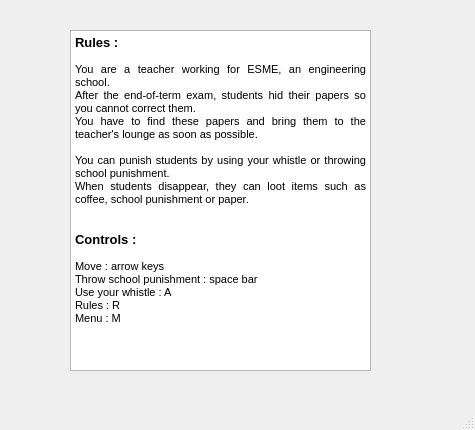
Old version of the form 2I_project/rules.ui in the repository Ambrelux/QtGame.
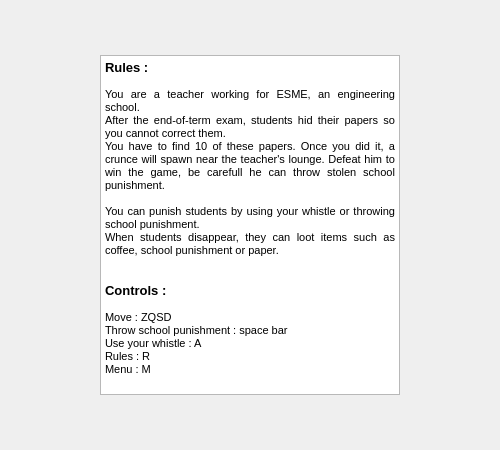
New version of the form.

Commit message: add boss collision, sounds, end game screen

Patch:
```diff
--- a/2I_project/rules.ui
+++ b/2I_project/rules.ui
@@ -6,8 +6,8 @@
    <rect>
     <x>0</x>
     <y>0</y>
-    <width>475</width>
-    <height>430</height>
+    <width>500</width>
+    <height>450</height>
    </rect>
   </property>
   <property name="windowTitle">
@@ -17,10 +17,10 @@
    <widget class="QTextBrowser" name="textBrowser">
     <property name="geometry">
      <rect>
-      <x>70</x>
-      <y>30</y>
-      <width>301</width>
-      <height>341</height>
+      <x>100</x>
+      <y>55</y>
+      <width>300</width>
+      <height>340</height>
      </rect>
     </property>
     <property name="html">
@@ -32,7 +32,7 @@
 &lt;p align=&quot;justify&quot; style=&quot;-qt-paragraph-type:empty; margin-top:0px; margin-bottom:0px; margin-left:0px; margin-right:0px; -qt-block-indent:0; text-indent:0px;&quot;&gt;&lt;br /&gt;&lt;/p&gt;
 &lt;p align=&quot;justify&quot; style=&quot; margin-top:0px; margin-bottom:0px; margin-left:0px; margin-right:0px; -qt-block-indent:0; text-indent:0px;&quot;&gt;You are a teacher working for ESME, an engineering school.&lt;/p&gt;
 &lt;p align=&quot;justify&quot; style=&quot; margin-top:0px; margin-bottom:0px; margin-left:0px; margin-right:0px; -qt-block-indent:0; text-indent:0px;&quot;&gt;After the end-of-term exam, students hid their papers so you cannot correct them.&lt;/p&gt;
-&lt;p align=&quot;justify&quot; style=&quot; margin-top:0px; margin-bottom:0px; margin-left:0px; margin-right:0px; -qt-block-indent:0; text-indent:0px;&quot;&gt;You have to find these papers and bring them to the teacher's lounge as soon as possible.&lt;/p&gt;
+&lt;p align=&quot;justify&quot; style=&quot; margin-top:0px; margin-bottom:0px; margin-left:0px; margin-right:0px; -qt-block-indent:0; text-indent:0px;&quot;&gt;You have to find 10 of these papers. Once you did it, a crunce will spawn near the teacher's lounge. Defeat him to win the game, be carefull he can throw stolen school punishment.&lt;/p&gt;
 &lt;p align=&quot;justify&quot; style=&quot;-qt-paragraph-type:empty; margin-top:0px; margin-bottom:0px; margin-left:0px; margin-right:0px; -qt-block-indent:0; text-indent:0px;&quot;&gt;&lt;br /&gt;&lt;/p&gt;
 &lt;p align=&quot;justify&quot; style=&quot; margin-top:0px; margin-bottom:0px; margin-left:0px; margin-right:0px; -qt-block-indent:0; text-indent:0px;&quot;&gt;You can punish students by using your whistle or throwing school punishment.&lt;/p&gt;
 &lt;p align=&quot;justify&quot; style=&quot; margin-top:0px; margin-bottom:0px; margin-left:0px; margin-right:0px; -qt-block-indent:0; text-indent:0px;&quot;&gt;When students disappear, they can loot items such as coffee, school punishment or paper.&lt;/p&gt;
@@ -40,7 +40,7 @@
 &lt;p align=&quot;justify&quot; style=&quot;-qt-paragraph-type:empty; margin-top:0px; margin-bottom:0px; margin-left:0px; margin-right:0px; -qt-block-indent:0; text-indent:0px;&quot;&gt;&lt;br /&gt;&lt;/p&gt;
 &lt;p align=&quot;justify&quot; style=&quot; margin-top:0px; margin-bottom:0px; margin-left:0px; margin-right:0px; -qt-block-indent:0; text-indent:0px;&quot;&gt;&lt;span style=&quot; font-size:10pt; font-weight:600;&quot;&gt;Controls :&lt;/span&gt;&lt;/p&gt;
 &lt;p align=&quot;justify&quot; style=&quot;-qt-paragraph-type:empty; margin-top:0px; margin-bottom:0px; margin-left:0px; margin-right:0px; -qt-block-indent:0; text-indent:0px;&quot;&gt;&lt;br /&gt;&lt;/p&gt;
-&lt;p align=&quot;justify&quot; style=&quot; margin-top:0px; margin-bottom:0px; margin-left:0px; margin-right:0px; -qt-block-indent:0; text-indent:0px;&quot;&gt;Move : arrow keys&lt;/p&gt;
+&lt;p align=&quot;justify&quot; style=&quot; margin-top:0px; margin-bottom:0px; margin-left:0px; margin-right:0px; -qt-block-indent:0; text-indent:0px;&quot;&gt;Move : ZQSD&lt;/p&gt;
 &lt;p align=&quot;justify&quot; style=&quot; margin-top:0px; margin-bottom:0px; margin-left:0px; margin-right:0px; -qt-block-indent:0; text-indent:0px;&quot;&gt;Throw school punishment : space bar&lt;/p&gt;
 &lt;p align=&quot;justify&quot; style=&quot; margin-top:0px; margin-bottom:0px; margin-left:0px; margin-right:0px; -qt-block-indent:0; text-indent:0px;&quot;&gt;Use your whistle : A&lt;/p&gt;
 &lt;p align=&quot;justify&quot; style=&quot; margin-top:0px; margin-bottom:0px; margin-left:0px; margin-right:0px; -qt-block-indent:0; text-indent:0px;&quot;&gt;Rules : R&lt;/p&gt;
@@ -48,17 +48,6 @@
     </property>
    </widget>
   </widget>
-  <widget class="QMenuBar" name="menubar">
-   <property name="geometry">
-    <rect>
-     <x>0</x>
-     <y>0</y>
-     <width>475</width>
-     <height>21</height>
-    </rect>
-   </property>
-  </widget>
-  <widget class="QStatusBar" name="statusbar"/>
  </widget>
  <resources/>
  <connections/>
```
Left out of the diff: 2 changed lines with no effect on the pictures. The commit also changes 16 other files.
